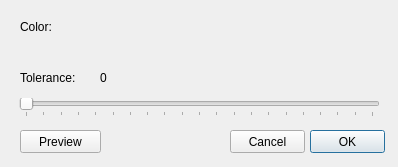
PhotoFlare/photoflare, file src/dialogs/transparentdialog.ui: the form before one commit.
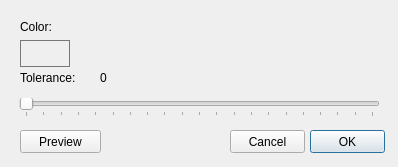
The form after the commit.

Commit message: Fixes #326 - Border colour to match other widgets

```diff
--- a/src/dialogs/transparentdialog.ui
+++ b/src/dialogs/transparentdialog.ui
@@ -72,12 +72,15 @@
     <rect>
      <x>20</x>
      <y>40</y>
-     <width>111</width>
-     <height>21</height>
+     <width>50</width>
+     <height>27</height>
     </rect>
    </property>
    <property name="autoFillBackground">
-    <bool>true</bool>
+    <bool>false</bool>
+   </property>
+   <property name="styleSheet">
+    <string notr="true">border: 1px solid rgb(120,120,120)</string>
    </property>
    <property name="text">
     <string/>
```
The commit also changes 1 other file.
